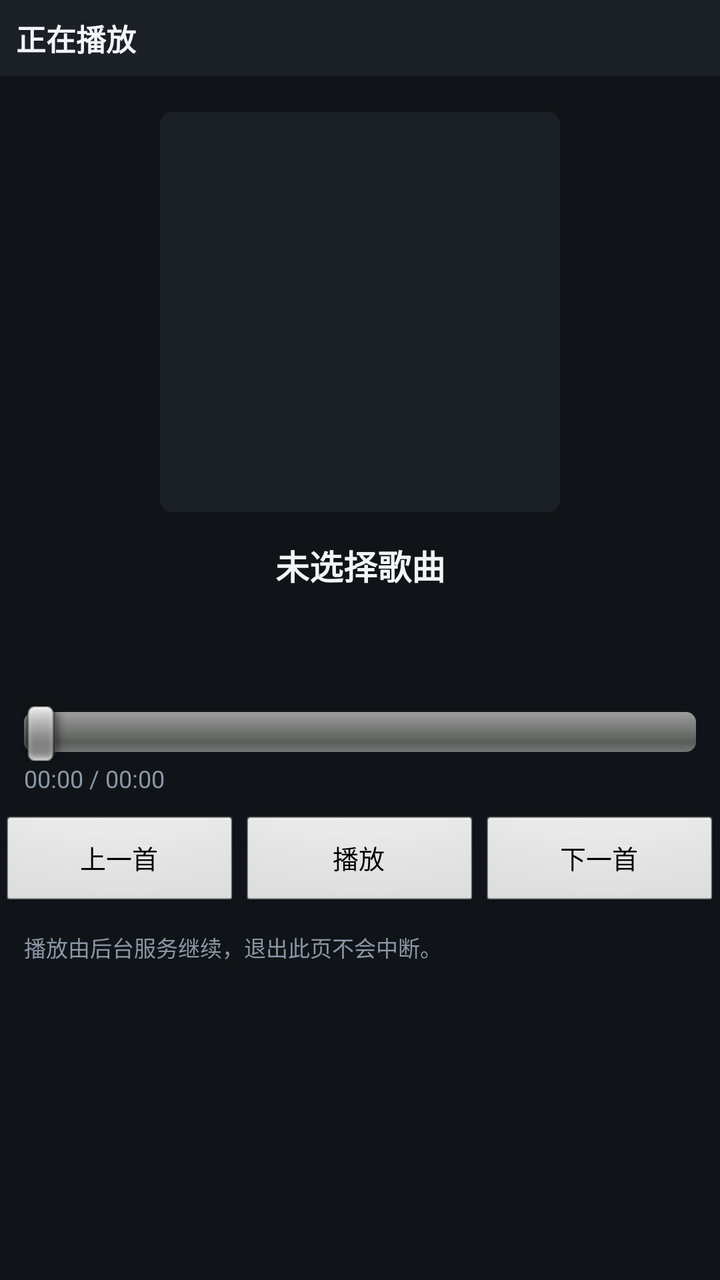
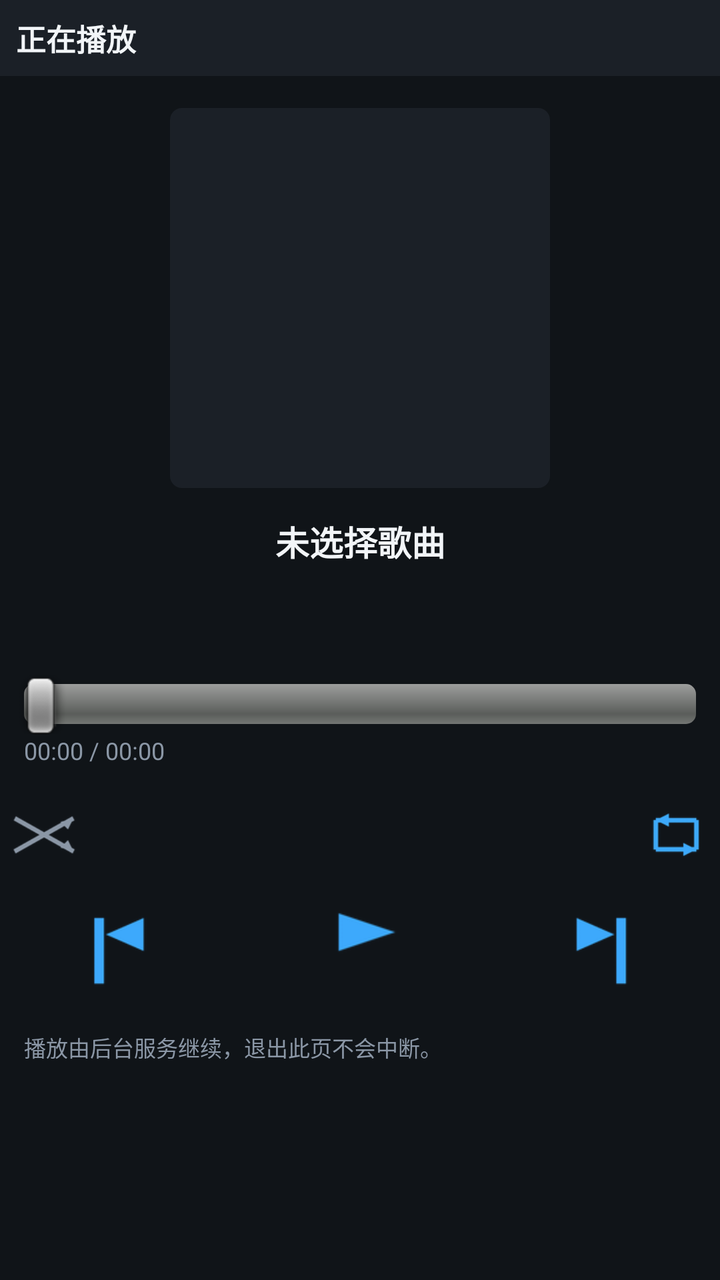

Two renders of the same Android screen: before a commit and after it. Below are the layout's source before the change and the commit's diff.
<!-- AndroidManifest.xml: application theme android:Theme.NoTitleBar -->
<!-- res/layout/player.xml -->
<?xml version="1.0" encoding="utf-8"?>
<LinearLayout xmlns:android="http://schemas.android.com/apk/res/android"
    android:layout_width="fill_parent"
    android:layout_height="fill_parent"
    android:background="@color/bg"
    android:orientation="vertical">

    <TextView
        android:id="@+id/player_heading"
        android:layout_width="fill_parent"
        android:layout_height="wrap_content"
        android:background="@color/panel"
        android:padding="8dp"
        android:text="@string/player_title"
        android:textColor="@color/text_primary"
        android:textSize="15sp"
        android:textStyle="bold" />

    <ImageView
        android:id="@+id/player_art"
        android:layout_width="200dp"
        android:layout_height="200dp"
        android:layout_gravity="center_horizontal"
        android:layout_marginTop="18dp"
        android:background="@drawable/art_background"
        android:contentDescription="@string/cd_album_art"
        android:scaleType="centerCrop" />

    <TextView
        android:id="@+id/player_track"
        android:layout_width="fill_parent"
        android:layout_height="wrap_content"
        android:layout_marginTop="14dp"
        android:ellipsize="marquee"
        android:gravity="center"
        android:paddingLeft="16dp"
        android:paddingRight="16dp"
        android:singleLine="true"
        android:text="@string/no_song"
        android:textColor="@color/text_primary"
        android:textSize="17sp"
        android:textStyle="bold" />

    <TextView
        android:id="@+id/player_artist"
        android:layout_width="fill_parent"
        android:layout_height="wrap_content"
        android:ellipsize="end"
        android:gravity="center"
        android:paddingLeft="16dp"
        android:paddingRight="16dp"
        android:paddingTop="5dp"
        android:singleLine="true"
        android:textColor="@color/accent"
        android:textSize="14sp" />

    <TextView
        android:id="@+id/player_album"
        android:layout_width="fill_parent"
        android:layout_height="wrap_content"
        android:ellipsize="end"
        android:gravity="center"
        android:paddingLeft="16dp"
        android:paddingRight="16dp"
        android:paddingTop="2dp"
        android:singleLine="true"
        android:textColor="@color/text_secondary"
        android:textSize="12sp" />

    <SeekBar
        android:id="@+id/player_seek"
        android:layout_width="fill_parent"
        android:layout_height="wrap_content"
        android:layout_marginTop="14dp"
        android:paddingLeft="12dp"
        android:paddingRight="12dp" />

    <TextView
        android:id="@+id/player_time"
        android:layout_width="fill_parent"
        android:layout_height="wrap_content"
        android:paddingLeft="12dp"
        android:paddingRight="12dp"
        android:text="@string/time_zero"
        android:textColor="@color/text_secondary"
        android:textSize="12sp" />

    <LinearLayout
        android:layout_width="fill_parent"
        android:layout_height="wrap_content"
        android:layout_marginTop="10dp"
        android:orientation="horizontal">

        <Button
            android:id="@+id/player_prev"
            android:layout_width="0dp"
            android:layout_height="wrap_content"
            android:layout_weight="1"
            android:minWidth="0dp"
            android:text="@string/btn_prev"
            android:textSize="13sp" />

        <Button
            android:id="@+id/player_play"
            android:layout_width="0dp"
            android:layout_height="wrap_content"
            android:layout_weight="1"
            android:minWidth="0dp"
            android:text="@string/btn_play"
            android:textSize="13sp" />

        <Button
            android:id="@+id/player_next"
            android:layout_width="0dp"
            android:layout_height="wrap_content"
            android:layout_weight="1"
            android:minWidth="0dp"
            android:text="@string/btn_next"
            android:textSize="13sp" />
    </LinearLayout>

    <TextView
        android:id="@+id/player_hint"
        android:layout_width="fill_parent"
        android:layout_height="wrap_content"
        android:layout_marginTop="10dp"
        android:paddingLeft="12dp"
        android:paddingRight="12dp"
        android:text="@string/player_hint"
        android:textColor="@color/text_secondary"
        android:textSize="11sp" />

</LinearLayout>
<!-- resources referenced by this layout -->
<resources>
  <color name="accent">#FF3DA9FC</color>
  <color name="bg">#FF101418</color>
  <color name="panel">#FF1B2027</color>
  <color name="text_primary">#FFF2F5F8</color>
  <color name="text_secondary">#FF8B97A6</color>
  <!-- drawable art_background (drawable) -->
  <?xml version="1.0" encoding="utf-8"?>
  <shape xmlns:android="http://schemas.android.com/apk/res/android"
      android:shape="rectangle">
      <solid android:color="@color/panel" />
      <corners android:radius="6dp" />
  </shape>
  <string name="btn_next">下一首</string>
  <string name="btn_play">播放</string>
  <string name="btn_prev">上一首</string>
  <string name="cd_album_art">专辑封面</string>
  <string name="no_song">未选择歌曲</string>
  <string name="player_hint">播放由后台服务继续，退出此页不会中断。</string>
  <string name="player_title">正在播放</string>
  <string name="time_zero">00:00 / 00:00</string>
</resources>

<!-- the commit's change to res/layout/player.xml (unified diff, before → after) -->
@@ -18,10 +18,10 @@
 
     <ImageView
         android:id="@+id/player_art"
-        android:layout_width="200dp"
-        android:layout_height="200dp"
+        android:layout_width="190dp"
+        android:layout_height="190dp"
         android:layout_gravity="center_horizontal"
-        android:layout_marginTop="18dp"
+        android:layout_marginTop="16dp"
         android:background="@drawable/art_background"
         android:contentDescription="@string/cd_album_art"
         android:scaleType="centerCrop" />
@@ -71,7 +71,7 @@
         android:id="@+id/player_seek"
         android:layout_width="fill_parent"
         android:layout_height="wrap_content"
-        android:layout_marginTop="14dp"
+        android:layout_marginTop="12dp"
         android:paddingLeft="12dp"
         android:paddingRight="12dp" />
 
@@ -85,45 +85,86 @@
         android:textColor="@color/text_secondary"
         android:textSize="12sp" />
 
+    
     <LinearLayout
         android:layout_width="fill_parent"
         android:layout_height="wrap_content"
-        android:layout_marginTop="10dp"
+        android:layout_marginTop="12dp"
+        android:gravity="center"
         android:orientation="horizontal">
 
-        <Button
-            android:id="@+id/player_prev"
+        <ImageButton
+            android:id="@+id/player_shuffle"
+            android:layout_width="44dp"
+            android:layout_height="44dp"
+            android:background="@android:color/transparent"
+            android:contentDescription="@string/cd_shuffle"
+            android:scaleType="fitCenter"
+            android:src="@drawable/ic_shuffle_off" />
+
+        <TextView
+            android:id="@+id/player_mode"
             android:layout_width="0dp"
             android:layout_height="wrap_content"
             android:layout_weight="1"
-            android:minWidth="0dp"
-            android:text="@string/btn_prev"
-            android:textSize="13sp" />
+            android:gravity="center"
+            android:textColor="@color/text_secondary"
+            android:textSize="12sp" />
 
-        <Button
+        <ImageButton
+            android:id="@+id/player_repeat"
+            android:layout_width="44dp"
+            android:layout_height="44dp"
+            android:background="@android:color/transparent"
+            android:contentDescription="@string/cd_repeat"
+            android:scaleType="fitCenter"
+            android:src="@drawable/ic_repeat_all" />
+    </LinearLayout>
+
+    
+    <LinearLayout
+        android:layout_width="fill_parent"
+        android:layout_height="wrap_content"
+        android:layout_marginTop="4dp"
+        android:gravity="center_vertical"
+        android:orientation="horizontal">
+
+        <ImageButton
+            android:id="@+id/player_prev"
+            android:layout_width="0dp"
+            android:layout_height="56dp"
+            android:layout_weight="1"
+            android:background="@android:color/transparent"
+            android:contentDescription="@string/btn_prev"
+            android:scaleType="fitCenter"
+            android:src="@drawable/ic_prev" />
+
+        <ImageButton
             android:id="@+id/player_play"
             android:layout_width="0dp"
-            android:layout_height="wrap_content"
+            android:layout_height="64dp"
             android:layout_weight="1"
-            android:minWidth="0dp"
-            android:text="@string/btn_play"
-            android:textSize="13sp" />
+            android:background="@android:color/transparent"
+            android:contentDescription="@string/btn_play"
+            android:scaleType="fitCenter"
+            android:src="@drawable/ic_play" />
 
-        <Button
+        <ImageButton
             android:id="@+id/player_next"
             android:layout_width="0dp"
-            android:layout_height="wrap_content"
+            android:layout_height="56dp"
             android:layout_weight="1"
-            android:minWidth="0dp"
-            android:text="@string/btn_next"
-            android:textSize="13sp" />
+            android:background="@android:color/transparent"
+            android:contentDescription="@string/btn_next"
+            android:scaleType="fitCenter"
+            android:src="@drawable/ic_next" />
     </LinearLayout>
 
     <TextView
         android:id="@+id/player_hint"
         android:layout_width="fill_parent"
         android:layout_height="wrap_content"
-        android:layout_marginTop="10dp"
+        android:layout_marginTop="8dp"
         android:paddingLeft="12dp"
         android:paddingRight="12dp"
         android:text="@string/player_hint"
<!-- resource entries referenced after the edit -->
@@ -12,10 +12,17 @@
       <solid android:color="@color/panel" />
       <corners android:radius="6dp" />
   </shape>
+  <!-- drawable ic_next: png bitmap (drawable-hdpi, 1266 bytes) -->
+  <!-- drawable ic_play: png bitmap (drawable-hdpi, 582 bytes) -->
+  <!-- drawable ic_prev: png bitmap (drawable-hdpi, 1215 bytes) -->
+  <!-- drawable ic_repeat_all: png bitmap (drawable-hdpi, 1442 bytes) -->
+  <!-- drawable ic_shuffle_off: png bitmap (drawable-hdpi, 2115 bytes) -->
   <string name="btn_next">下一首</string>
   <string name="btn_play">播放</string>
   <string name="btn_prev">上一首</string>
   <string name="cd_album_art">专辑封面</string>
+  <string name="cd_repeat">循环模式</string>
+  <string name="cd_shuffle">随机播放</string>
   <string name="no_song">未选择歌曲</string>
   <string name="player_hint">播放由后台服务继续，退出此页不会中断。</string>
   <string name="player_title">正在播放</string>
